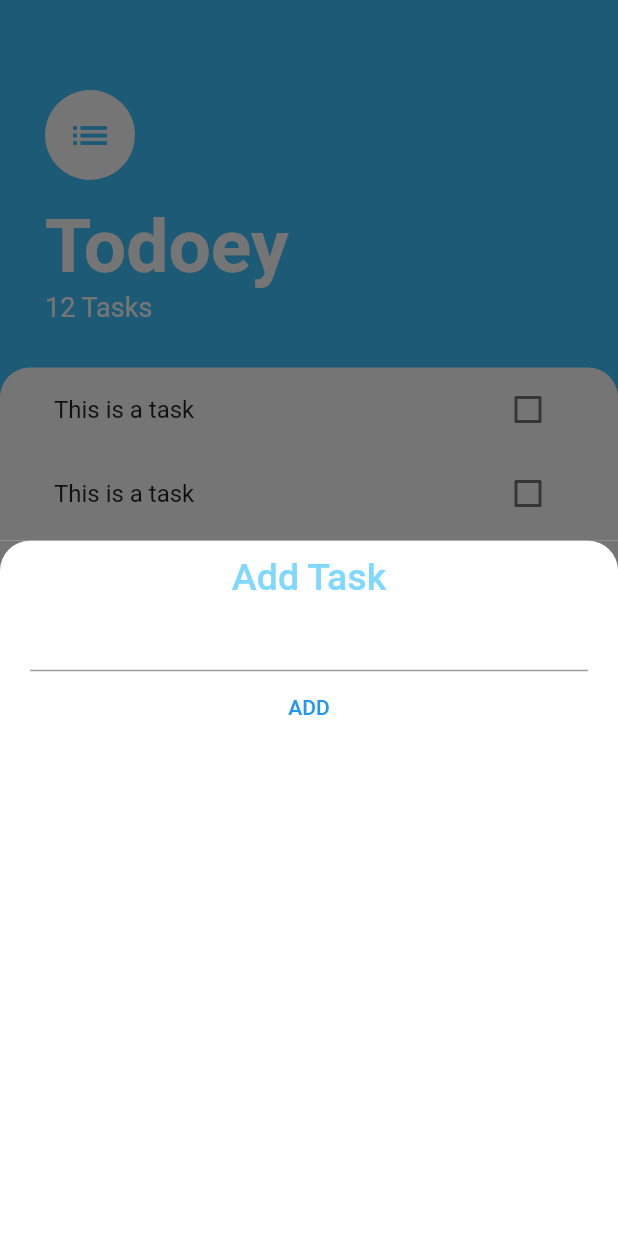
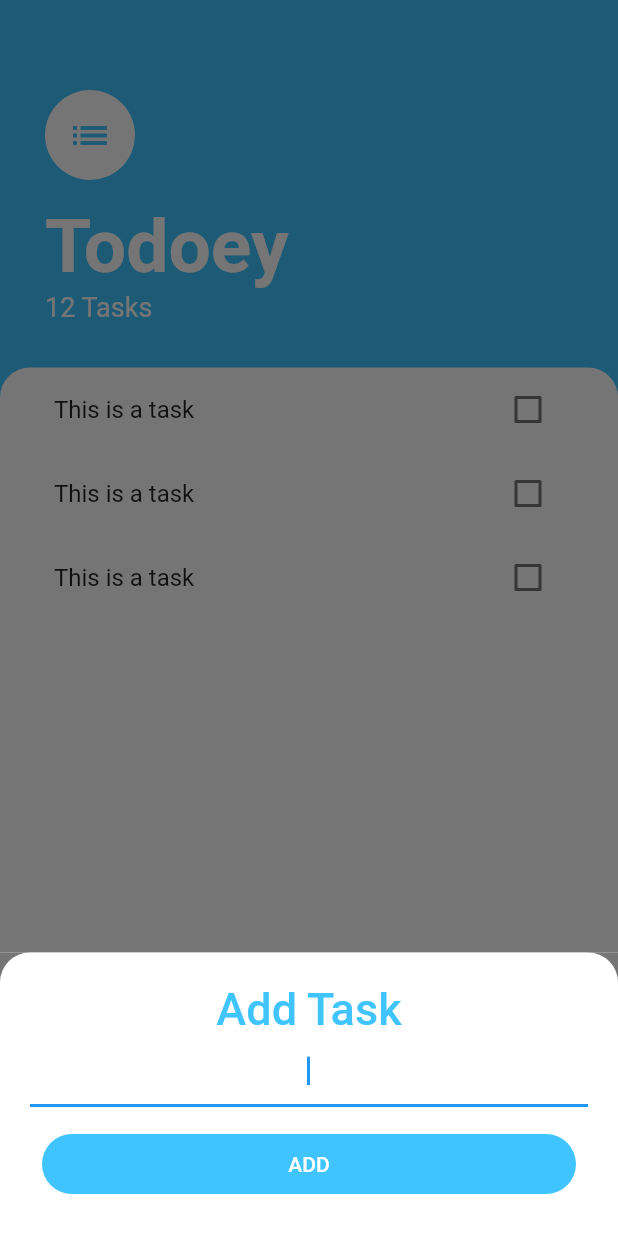
Before and after one commit to Aniketgoyal291/todoeyApp, a Flutter app: the screen it shows after launch, after a tap on the "add" icon, on a phone screen of 412 x 824 dp. Run offline on Flutter 3.47's test engine with Material 2 defaults, Android fonts, the phone set to English and light mode, and no system bars.

Commit message:
make initial version of the add task screen, now have to add the functionality.

```diff
--- a/lib/screens/add_task_screen.dart
+++ b/lib/screens/add_task_screen.dart
@@ -8,6 +8,7 @@ class AddTaskScreen extends StatelessWidget {
     return Container(
       color: const Color(0xff757575),
       child: Container(
+        padding: const EdgeInsets.all(20.0),
         decoration: const BoxDecoration(
           borderRadius: BorderRadius.only(
             topLeft: Radius.circular(20),
@@ -15,25 +16,41 @@ class AddTaskScreen extends StatelessWidget {
           ),
           color: Colors.white,
         ),
-        padding: const EdgeInsets.symmetric(horizontal: 20, vertical: 10),
         child: Column(
           children: [
-            Text(
+            const Text(
               'Add Task',
               style: TextStyle(
-                color: Colors.lightBlueAccent.shade100,
-                fontSize: 25,
+                color: Colors.lightBlueAccent,
+                fontSize: 30.0,
                 fontWeight: FontWeight.w500,
               ),
             ),
             const TextField(
+              autofocus: true, // automatically bring up keyboard
+              textAlign: TextAlign.center,
               style: TextStyle(
                 color: Colors.blue,
               ),
             ),
+            const SizedBox(height: 10),
             TextButton(
               onPressed: () {},
-              child: const Text('ADD'),
+              child: Container(
+                decoration: BoxDecoration(
+                  borderRadius: BorderRadius.circular(20),
+                  color: Colors.lightBlueAccent,
+                ),
+                alignment: Alignment.center,
+                height: 40,
+                width: double.infinity,
+                child: const Text(
+                  'ADD',
+                  style: TextStyle(
+                    color: Colors.white,
+                  ),
+                ),
+              ),
             )
           ],
         ),
--- a/lib/screens/tasks_screen.dart
+++ b/lib/screens/tasks_screen.dart
@@ -12,7 +12,8 @@ class TasksScreen extends StatelessWidget {
   //   );
   // }
 
-  Widget buildBottomSheetContainer(context) => const AddTaskScreen();
+  // directly implemented in line 28
+  // Widget buildBottomSheetContainer(context) => const AddTaskScreen();
 
   @override
   Widget build(BuildContext context) {
@@ -22,8 +23,15 @@ class TasksScreen extends StatelessWidget {
         backgroundColor: Colors.lightBlueAccent.shade200,
         onPressed: () {
           showModalBottomSheet(
+            isScrollControlled: true,
             context: context,
-            builder: buildBottomSheetContainer,
+            builder: (context) => SingleChildScrollView(
+              child: Container(
+                padding: EdgeInsets.only(
+                    bottom: MediaQuery.of(context).viewInsets.bottom),
+                child: const AddTaskScreen(),
+              ),
+            ),
           );
         },
         child: const Icon(
```
